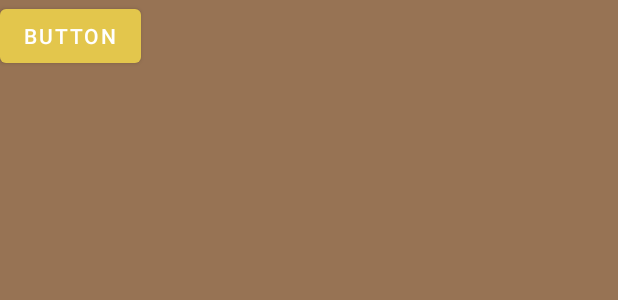
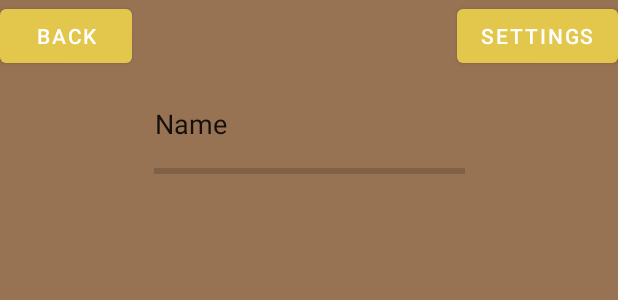
Before and after one commit to lululujojo123/BattleCreatures, an Android app: the layout activity_profile.xml on its own in the app's theme, with its tools: preview values and no code run, on a phone screen of 412 x 824 dp. Shown: the top 300 px of the screen. Run offline under Robolectric (Android 15) with nearby library versions, the phone set to English and light mode, and no system bars.

Commit message:
[Enhancement] ProfileActivity Layout

```diff
--- a/Android/BattleCreatures/app/src/main/java/org/battlecreatures/activities/ProfileActivity.kt
+++ b/Android/BattleCreatures/app/src/main/java/org/battlecreatures/activities/ProfileActivity.kt
@@ -10,6 +10,7 @@
 package org.battlecreatures.activities
 
 import android.os.Bundle
+import android.widget.Button
 import com.google.android.material.floatingactionbutton.FloatingActionButton
 import com.google.android.material.snackbar.Snackbar
 import androidx.appcompat.app.AppCompatActivity
@@ -35,5 +36,10 @@ class ProfileActivity : AppCompatActivity() {
 
         // Initializing the context by using the activity_profile.xml
         setContentView(R.layout.activity_profile)
+
+        var backButton : Button = findViewById(R.id.backButton)
+        var settingsButton : Button = findViewById(R.id.settingsButton)
+
+
     }
 }
--- a/Android/BattleCreatures/app/src/main/res/layout/activity_profile.xml
+++ b/Android/BattleCreatures/app/src/main/res/layout/activity_profile.xml
@@ -17,10 +17,40 @@
     android:background="@color/brown_200" >
 
     <Button
-        android:id="@+id/button"
+        android:id="@+id/backButton"
         android:layout_width="wrap_content"
         android:layout_height="wrap_content"
-        android:text="Button"
-        tools:layout_editor_absoluteX="20dp"
-        tools:layout_editor_absoluteY="20dp" />
+        android:text="Back"
+        app:layout_constraintStart_toStartOf="parent"
+        app:layout_constraintTop_toTopOf="parent" />
+
+    <Button
+        android:id="@+id/settingsButton"
+        android:layout_width="wrap_content"
+        android:layout_height="wrap_content"
+        android:text="Settings"
+        app:layout_constraintEnd_toEndOf="parent"
+        app:layout_constraintTop_toTopOf="parent" />
+
+    <EditText
+        android:id="@+id/playerName"
+        android:layout_width="wrap_content"
+        android:layout_height="wrap_content"
+        android:layout_marginTop="60dp"
+        android:ems="10"
+        android:inputType="textPersonName"
+        android:text="Name"
+        app:layout_constraintEnd_toEndOf="parent"
+        app:layout_constraintStart_toStartOf="parent"
+        app:layout_constraintTop_toTopOf="parent" />
+
+    <ProgressBar
+        android:id="@+id/expProgressBar"
+        style="?android:attr/progressBarStyleHorizontal"
+        android:layout_width="207dp"
+        android:layout_height="18dp"
+        app:layout_constraintEnd_toEndOf="parent"
+        app:layout_constraintStart_toStartOf="parent"
+        app:layout_constraintTop_toBottomOf="@+id/playerName" />
+
 </androidx.constraintlayout.widget.ConstraintLayout>
```
